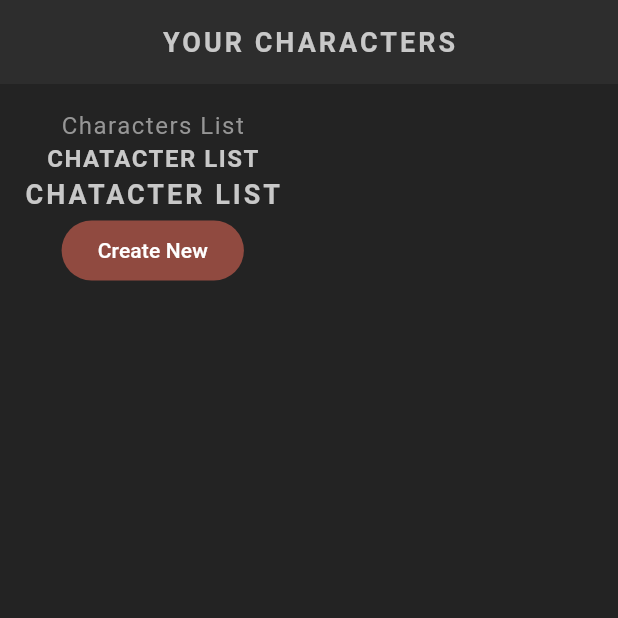
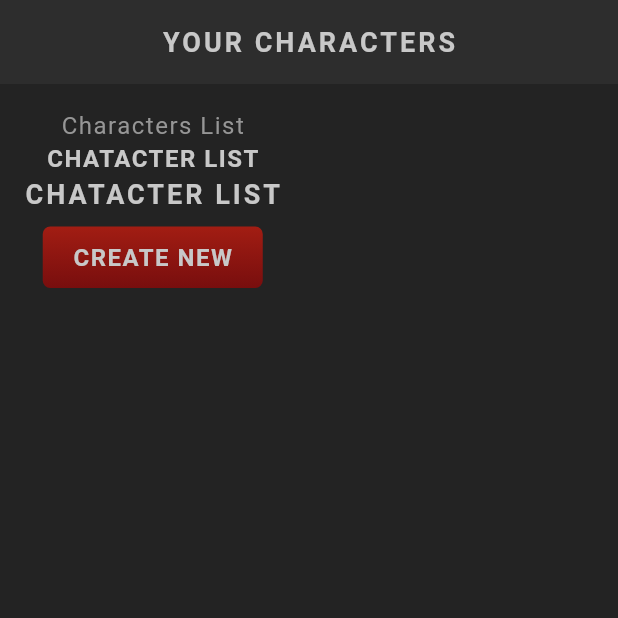
Before and after one commit to Lincxx/Fluuter_RPG, a Flutter app: the screen it shows after launch, on a phone screen of 412 x 824 dp, the top half of it. Run offline on Flutter 3.47's test engine with Material 3 defaults, Android fonts, the phone set to English and light mode, and no system bars; our stand-ins replace google_fonts; Roboto replaces fonts that are missing (Kanit).

Commit message:
Add - Container Gradient

```diff
--- a/lib/screens/home/home.dart
+++ b/lib/screens/home/home.dart
@@ -1,4 +1,5 @@
 import 'package:flutter/material.dart';
+import 'package:flutter_rpg/shared/styled_button.dart';
 import 'package:flutter_rpg/shared/styled_text.dart';
 
 class Home extends StatefulWidget {
@@ -25,7 +26,8 @@ class _HomeState extends State<Home> {
             ),
             const StyledHeading('Chatacter List'),
             const StyledTitle('Chatacter List'),
-            FilledButton(onPressed: () {}, child: const Text('Create New'))
+            StyledButton(
+                onPressed: () {}, child: const StyledHeading('Create New'))
           ],
         ),
       ),
--- /dev/null
+++ b/lib/shared/styled_button.dart
@@ -0,0 +1,27 @@
+import 'package:flutter/material.dart';
+import 'package:flutter_rpg/theme.dart';
+
+class StyledButton extends StatelessWidget {
+  const StyledButton({super.key, required this.onPressed, required this.child});
+
+  final Function() onPressed;
+  final Widget child;
+
+  @override
+  Widget build(BuildContext context) {
+    return TextButton(
+      onPressed: onPressed,
+      child: Container(
+        padding: const EdgeInsets.symmetric(horizontal: 20, vertical: 10),
+        decoration: const BoxDecoration(
+          borderRadius: BorderRadius.all(Radius.circular(5)),
+          gradient: LinearGradient(
+              colors: [AppColors.primaryColor, AppColors.primaryAccent],
+              begin: Alignment.topCenter,
+              end: Alignment.bottomCenter),
+        ),
+        child: child,
+      ),
+    );
+  }
+}
```
